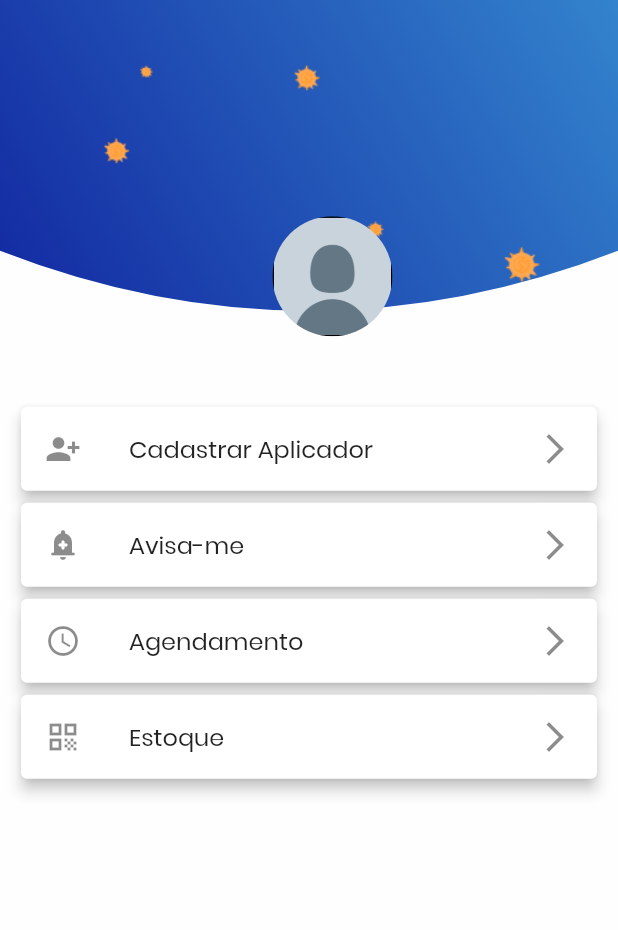
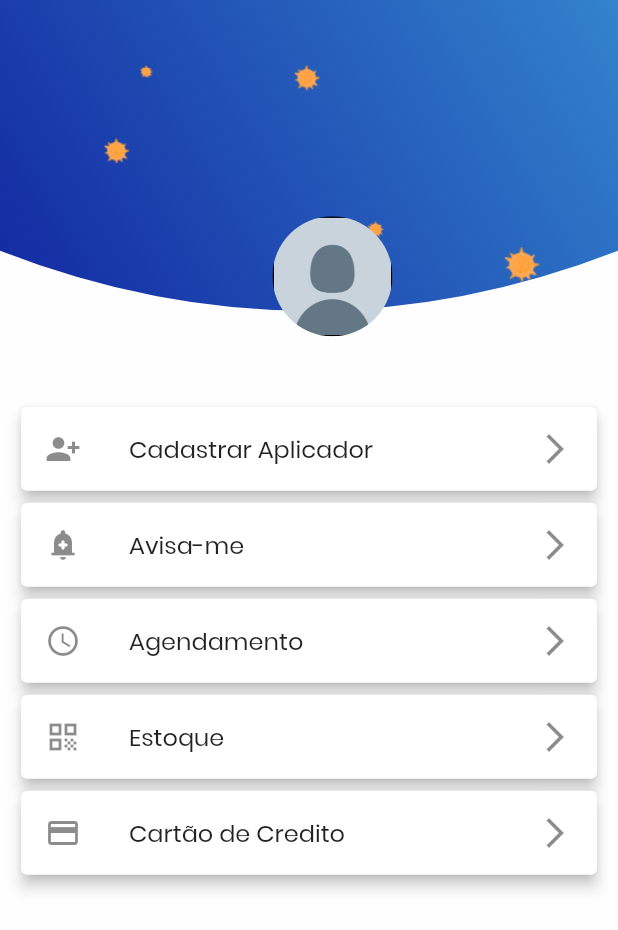
Before and after one commit to Jackson-Antunes-Sampaio/Suvic-FrontEnd, a Flutter app: the MenuScreen screen opened directly, on a phone screen of 412 x 824 dp. Shown: the top 930 px of the screen. Run offline on Flutter 3.47's test engine with Material 2 defaults, Android fonts, the phone set to English and light mode, and no system bars; our stand-ins replace another_flushbar, brasil_fields, carousel_slider, cookie_jar, dio, dio_cookie_manager and 14 more; missing offline and left inert: credit_card_type_detector; accounts and stored records are empty; network calls fail.

Commit message:
new_version

```diff
--- a/lib/screens/menu/menu_screen.dart
+++ b/lib/screens/menu/menu_screen.dart
@@ -47,7 +47,6 @@ class MenuScreen extends StatelessWidget {
                 Card(
                   elevation: 4,
                   child: ListTile(
-
                     leading: Icon(Icons.schedule),
                     title: Text('Agendamento'),
                     trailing: Icon(Icons.arrow_forward_ios),
@@ -64,10 +63,20 @@ class MenuScreen extends StatelessWidget {
                     trailing: Icon(Icons.arrow_forward_ios),
                     onTap: () {
                       Get.toNamed(Routes.StockVacina);
-
                     },
                   ),
-                )
+                ),
+                Card(
+                  elevation: 4,
+                  child: ListTile(
+                    leading: Icon(Icons.credit_card_outlined),
+                    title: Text('Cartão de Credito'),
+                    trailing: Icon(Icons.arrow_forward_ios),
+                    onTap: () {
+                      Get.toNamed(Routes.CREDITCARDS);
+                    },
+                  ),
+                ),
               ],
             ),
           )
```
